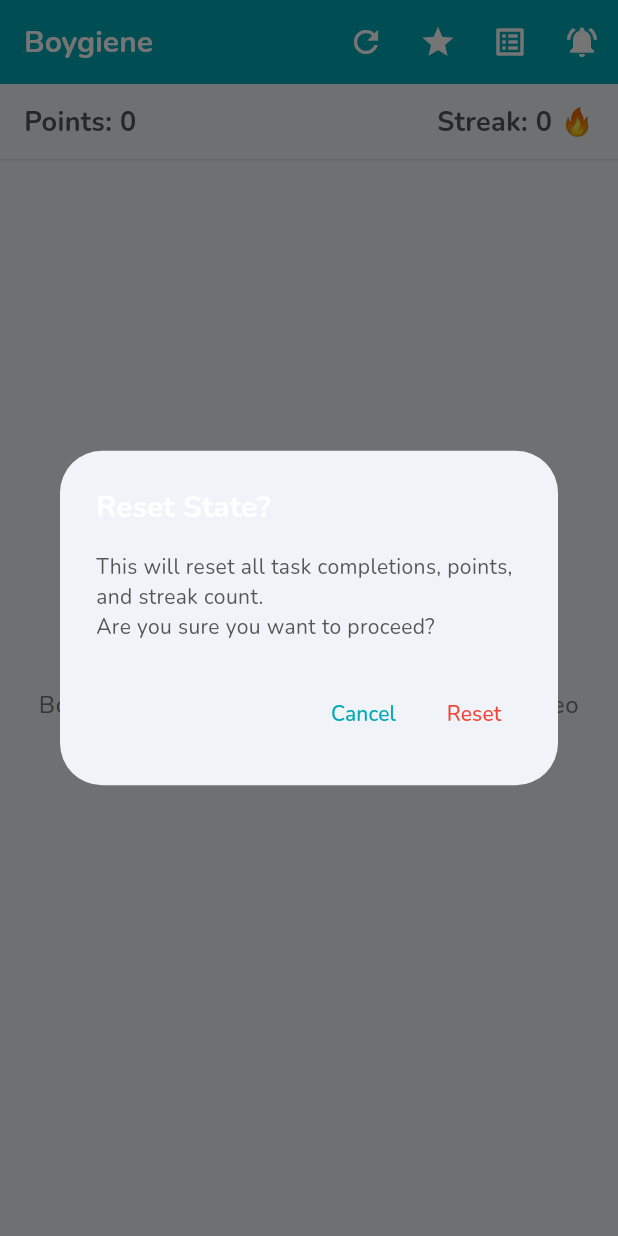
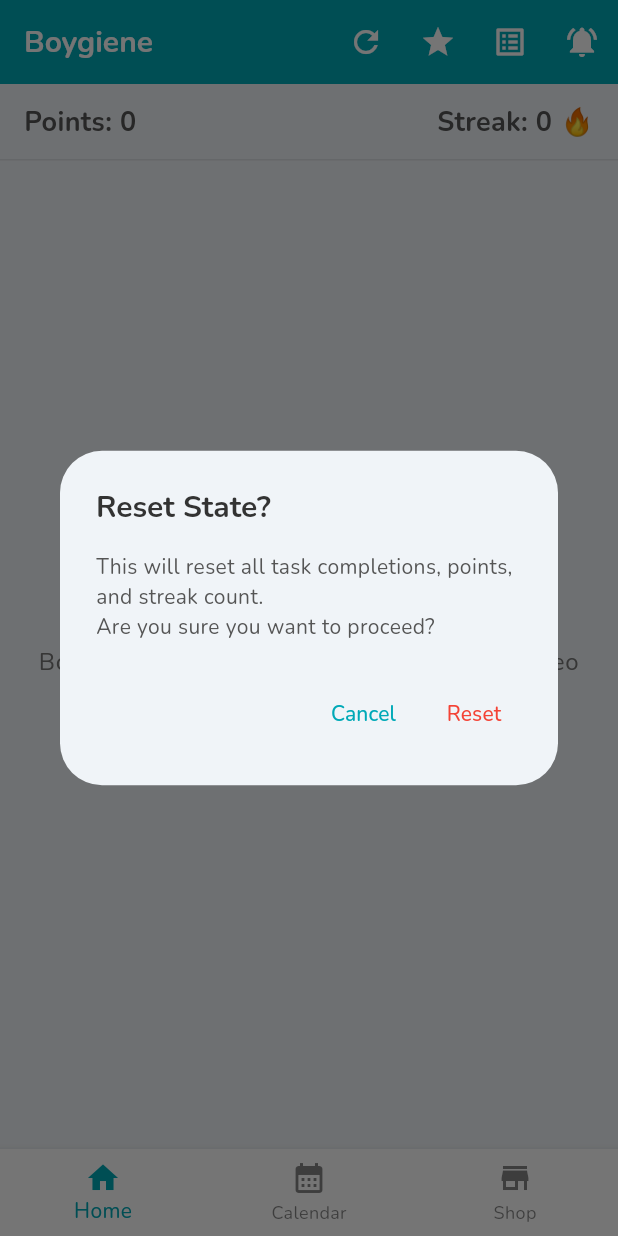
Before and after one commit to ChrisGreen89/rizzcheck, a Flutter app: the screen it shows after launch, after a tap on the "refresh" icon, on a phone screen of 412 x 824 dp. Run offline on Flutter 3.47's test engine with Material 3 defaults, Android fonts, the phone set to English and light mode, and no system bars; our stand-ins replace confetti, equatable, flutter_local_notifications, google_fonts, shared_preferences, table_calendar and 1 more.

Commit message:
good start

```diff
--- a/lib/main.dart
+++ b/lib/main.dart
@@ -188,7 +188,7 @@ class MyApp extends StatelessWidget {
               ),
               useMaterial3: true,
             ),
-            home: const HomeScreen(),
+            home: const MainNavigation(),
           );
         },
       ),
--- a/lib/screens/home_screen.dart
+++ b/lib/screens/home_screen.dart
@@ -184,7 +184,8 @@ class _HomeScreenState extends State<HomeScreen> {
       barrierDismissible: false, // User must tap button!
       builder: (BuildContext dialogContext) {
         return AlertDialog(
-          title: const Text('Reset State?'),
+          title: Text('Reset State?',
+              style: TextStyle(color: Theme.of(context).colorScheme.onSurface)),
           content: const SingleChildScrollView(
             child: ListBody(
               children: <Widget>[
```
